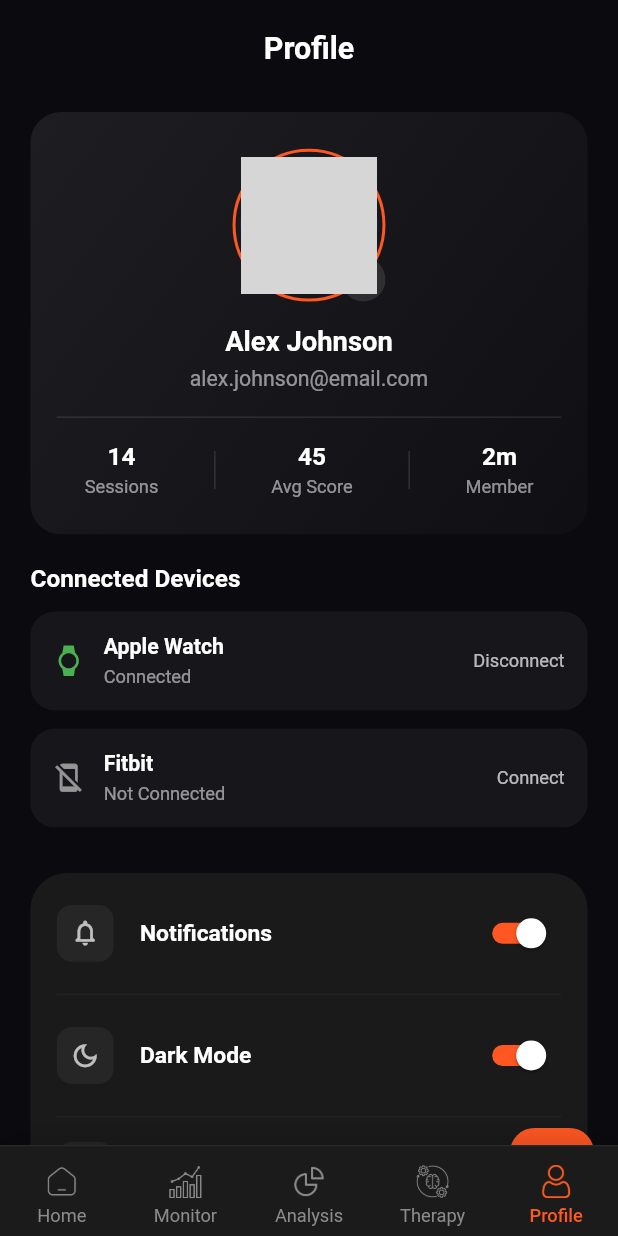
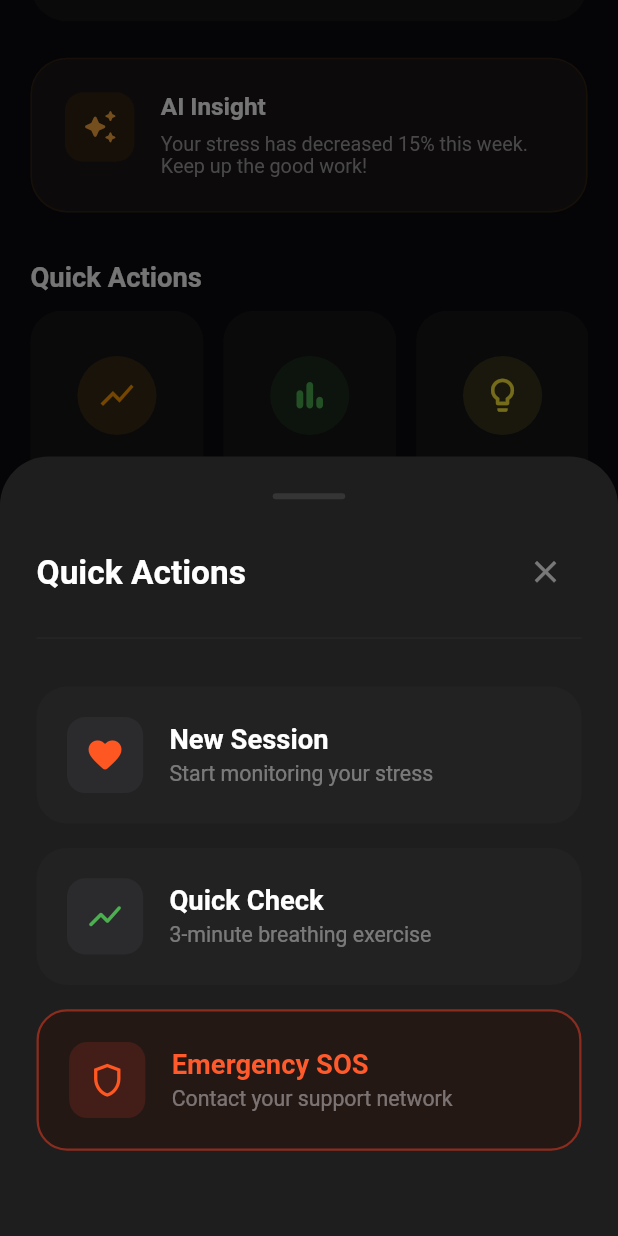
Before and after one commit to byteAnik/stress_detection_app, a Flutter app: the NavigationBarScreen screen opened directly, scrolled down 362 dp, after a tap on the "add" icon, on a phone screen of 412 x 824 dp. Run offline on Flutter 3.47's test engine with Material 3 defaults, Android fonts, the phone set to English and light mode, and no system bars; drawn by our look-alikes of auto_animated; our stand-ins replace audioplayers, connectivity_plus, device_info_plus, dio, fl_chart, flutter_screenutil and 11 more; missing offline and left inert: dotlottie_loader, svg_flutter; accounts and stored records are empty; network calls fail; grey boxes are pictures that could not be loaded.

Commit message:
i have complete all screen app

```diff
--- a/lib/features/breathing/presentation/breathing_screen.dart
+++ b/lib/features/breathing/presentation/breathing_screen.dart
@@ -144,7 +144,7 @@ class _BreathingScreenState extends State<BreathingScreen>
   String formatTime(int sec) {
     int min = sec ~/ 60;
     int s = sec % 60;
-    return "${min}:${s.toString().padLeft(2, '0')}";
+    return "$min:${s.toString().padLeft(2, '0')}";
   }
 
   @override
--- a/lib/features/home/presentation/home_screen.dart
+++ b/lib/features/home/presentation/home_screen.dart
@@ -12,9 +12,9 @@ class HomeScreen extends StatelessWidget {
   const HomeScreen({super.key});
   @override
   Widget build(BuildContext context) {
-    return Scaffold(
-      backgroundColor: AppColors.c0B0B0F,
-      body: SafeArea(
+    return Container(
+      color: AppColors.c0B0B0F,
+      child: SafeArea(
         child: Padding(
           padding: EdgeInsets.symmetric(
             horizontal: UIHelper.kDefaulutPadding(),
@@ -37,14 +37,6 @@ class HomeScreen extends StatelessWidget {
           ),
         ),
       ),
-      floatingActionButton: FloatingActionButton(
-        onPressed: () {},
-        backgroundColor: const Color(0xFFFF5722),
-        shape: RoundedRectangleBorder(
-          borderRadius: BorderRadius.circular(30.r),
-        ),
-        child: Icon(Icons.add, color: Colors.white, size: 32.sp),
-      ),
     );
   }
 }
--- a/lib/features/home/presentation/widgets/action_quick.dart
+++ b/lib/features/home/presentation/widgets/action_quick.dart
@@ -1,6 +1,7 @@
 import 'package:flutter/material.dart';
 import 'package:flutter_screenutil/flutter_screenutil.dart';
 import 'package:get/route_manager.dart';
+import 'package:stress_detection_app/features/monitoring/presentation/monitoring_screen.dart';
 import 'package:stress_detection_app/features/recommenntdation/presentation/recommentdation_screen.dart';
 import 'package:stress_detection_app/features/report/presentation/report_screen.dart';
 import 'package:stress_detection_app/helpers/ui_helpers.dart';
@@ -57,6 +58,7 @@ class ActionQuick extends StatelessWidget {
               return GestureDetector(
                 onTap: () {
                   if (index == 0) {
+                    Get.to(() => MonitoringScreen());
                   } else if (index == 1) {
                     Get.to(() => ReportScreen());
                   } else if (index == 2) {
--- a/lib/features/home/presentation/widgets/header_section.dart
+++ b/lib/features/home/presentation/widgets/header_section.dart
@@ -1,6 +1,7 @@
 import 'package:flutter/material.dart';
 import 'package:flutter_screenutil/flutter_screenutil.dart';
 import 'package:stress_detection_app/helpers/ui_helpers.dart';
+import 'package:stress_detection_app/features/home/presentation/widgets/notifications_bottom_sheet.dart';
 
 class HeaderSection extends StatelessWidget {
   const HeaderSection({super.key});
@@ -43,7 +44,17 @@ class HeaderSection extends StatelessWidget {
         const Spacer(),
 
         /// Notification Icon
-        Stack(
+        InkWell(
+          onTap: () {
+            showModalBottomSheet(
+              context: context,
+              isScrollControlled: true,
+              backgroundColor: Colors.transparent,
+              builder: (context) => const NotificationsBottomSheet(),
+            );
+          },
+          borderRadius: BorderRadius.circular(30.r),
+          child: Stack(
             children: [
               Container(
                 padding: EdgeInsets.all(10.w),
@@ -73,6 +84,7 @@ class HeaderSection extends StatelessWidget {
               ),
             ],
           ),
+        ),
       ],
     );
   }
--- /dev/null
+++ b/lib/features/home/presentation/widgets/quick_actions_bottom_sheet.dart
@@ -0,0 +1,170 @@
+import 'package:flutter/material.dart';
+import 'package:flutter_screenutil/flutter_screenutil.dart';
+import 'package:stress_detection_app/helpers/ui_helpers.dart';
+
+class QuickActionsBottomSheet extends StatelessWidget {
+  const QuickActionsBottomSheet({super.key});
+
+  static final List<Map<String, dynamic>> _quickActions = [
+    {
+      'icon': Icons.favorite_rounded,
+      'iconColor': const Color(0xFFFF5722),
+      'title': 'New Session',
+      'subtitle': 'Start monitoring your stress',
+      'isEmergency': false,
+    },
+    {
+      'icon': Icons.show_chart_rounded,
+      'iconColor': const Color(0xFF4CAF50),
+      'title': 'Quick Check',
+      'subtitle': '3-minute breathing exercise',
+      'isEmergency': false,
+    },
+    {
+      'icon': Icons.shield_outlined,
+      'iconColor': const Color(0xFFFF5722),
+      'title': 'Emergency SOS',
+      'subtitle': 'Contact your support network',
+      'isEmergency': true,
+    },
+  ];
+
+  @override
+  Widget build(BuildContext context) {
+    return Container(
+      padding: EdgeInsets.all(24.sp),
+      decoration: BoxDecoration(
+        color: const Color(0xFF1E1E1E),
+        borderRadius: BorderRadius.only(
+          topLeft: Radius.circular(32.r),
+          topRight: Radius.circular(32.r),
+        ),
+      ),
+      child: Column(
+        mainAxisSize: MainAxisSize.min,
+        children: [
+          // Drag Handle
+          Container(
+            width: 44.w,
+            height: 4.h,
+            decoration: BoxDecoration(
+              color: Colors.white.withOpacity(0.1),
+              borderRadius: BorderRadius.circular(10.r),
+            ),
+          ),
+          UIHelper.verticalSpace(24.h),
+
+          // Header
+          Row(
+            mainAxisAlignment: MainAxisAlignment.spaceBetween,
+            children: [
+              Text(
+                'Quick Actions',
+                style: TextStyle(
+                  color: Colors.white,
+                  fontSize: 22.sp,
+                  fontWeight: FontWeight.bold,
+                ),
+              ),
+              IconButton(
+                onPressed: () => Navigator.pop(context),
+                icon: Icon(
+                  Icons.close,
+                  color: Colors.white.withOpacity(0.4),
+                  size: 24.sp,
+                ),
+              ),
+            ],
+          ),
+          UIHelper.verticalSpace(12.h),
+          Divider(color: Colors.white.withOpacity(0.05)),
+          UIHelper.verticalSpace(24.h),
+
+          // Action List
+          ListView.builder(
+            itemCount: _quickActions.length,
+            shrinkWrap: true,
+            physics: const NeverScrollableScrollPhysics(),
+            itemBuilder: (context, index) {
+              final action = _quickActions[index];
+              final bool isEmergency = action['isEmergency'] as bool;
+              final Color iconColor = action['iconColor'] as Color;
+
+              return Padding(
+                padding: EdgeInsets.only(bottom: 16.h),
+                child: InkWell(
+                  onTap: () {},
+                  borderRadius: BorderRadius.circular(16.r),
+                  child: Container(
+                    padding: EdgeInsets.all(20.sp),
+                    decoration: BoxDecoration(
+                      color:
+                          isEmergency
+                              ? const Color(0xFF2A120D).withOpacity(0.5)
+                              : const Color(0xFF27272A).withOpacity(0.4),
+                      borderRadius: BorderRadius.circular(20.r),
+                      border:
+                          isEmergency
+                              ? Border.all(
+                                color: const Color(0xFF8B2C1E),
+                                width: 1.5,
+                              )
+                              : null,
+                    ),
+                    child: Row(
+                      children: [
+                        Container(
+                          padding: EdgeInsets.all(12.sp),
+                          decoration: BoxDecoration(
+                            color:
+                                isEmergency
+                                    ? const Color(0xFF8B2C1E).withOpacity(0.3)
+                                    : const Color(0xFF3F3F46).withOpacity(0.3),
+                            borderRadius: BorderRadius.circular(12.r),
+                          ),
+                          child: Icon(
+                            action['icon'] as IconData,
+                            color: iconColor,
+                            size: 26.sp,
+                          ),
+                        ),
+                        UIHelper.horizontalSpace(16.w),
+                        Expanded(
+                          child: Column(
+                            crossAxisAlignment: CrossAxisAlignment.start,
+                            children: [
+                              Text(
+                                action['title'] as String,
+                                style: TextStyle(
+                                  color:
+                                      isEmergency
+                                          ? const Color(0xFFFF5a2c)
+                                          : Colors.white,
+                                  fontSize: 18.sp,
+                                  fontWeight: FontWeight.w600,
+                                ),
+                              ),
+                              UIHelper.verticalSpace(4.h),
+                              Text(
+                                action['subtitle'] as String,
+                                style: TextStyle(
+                                  color: Colors.white.withOpacity(0.4),
+                                  fontSize: 14.sp,
+                                ),
+                              ),
+                            ],
+                          ),
+                        ),
+                      ],
+                    ),
+                  ),
+                ),
+              );
+            },
+          ),
+          UIHelper.verticalSpace(16.h),
+        ],
+      ),
+    );
+  }
+}
--- a/lib/features/profile/presentation/profile_screen.dart
+++ b/lib/features/profile/presentation/profile_screen.dart
@@ -34,9 +34,9 @@ class ProfileScreen extends StatelessWidget {
       {"icon": Icons.help_outline_rounded, "title": "Help & Support"},
     ];
 
-    return Scaffold(
-      backgroundColor: AppColors.c0B0B0F,
-      body: SafeArea(
+    return Container(
+      color: AppColors.c0B0B0F,
+      child: SafeArea(
         child: Padding(
           padding: EdgeInsets.symmetric(
             horizontal: UIHelper.kDefaulutPadding(),
@@ -250,7 +250,7 @@ class ProfileScreen extends StatelessWidget {
                               Switch(
                                 value: switchValue,
                                 onChanged: (v) {},
-                                activeColor: Colors.white,
+                                activeThumbColor: Colors.white,
                                 activeTrackColor: Colors.deepOrange,
                               )
                             else
@@ -295,18 +295,6 @@ class ProfileScreen extends StatelessWidget {
               ],
             ),
           ),
-        ),
-      ),
-      floatingActionButton: FloatingActionButton(
-        onPressed: () {},
-        backgroundColor: Colors.deepOrange,
-        shape: RoundedRectangleBorder(
-          borderRadius: BorderRadius.circular(16.r),
-        ),
-        child: Image.asset(
-          AssetsIcons.questionMarkIcon,
-          height: 20.h,
-          width: 20.w,
         ),
       ),
     );
--- a/lib/navigation_bar.dart
+++ b/lib/navigation_bar.dart
@@ -10,6 +10,8 @@ import 'package:stress_detection_app/features/monitoring/presentation/monitoring
 import 'package:stress_detection_app/features/profile/presentation/profile_screen.dart';
 import 'package:stress_detection_app/helpers/helper_methods.dart';
 import 'package:svg_flutter/svg.dart';
+import 'package:stress_detection_app/features/home/presentation/widgets/quick_actions_bottom_sheet.dart';
+import 'package:stress_detection_app/features/profile/presentation/widgets/help_support_bottom_sheet.dart';
 
 class NavigationBarScreen extends StatefulWidget {
   final int? pageNum;
@@ -23,11 +25,11 @@ class _NavigationBarScreenState extends State<NavigationBarScreen> {
   late int _currentIndex;
 
   final List<Widget> _screens = [
-    HomeScreen(),
+    const HomeScreen(),
     MonitoringScreen(),
     AnalyticsScreen(),
     BreathingScreen(),
-    ProfileScreen(),
+    const ProfileScreen(),
   ];
 
   @override
@@ -47,14 +49,48 @@ class _NavigationBarScreenState extends State<NavigationBarScreen> {
         backgroundColor: AppColors.c1B1B1B,
         extendBody: true,
         body: _screens[_currentIndex],
+        floatingActionButton: _currentIndex == 0
+            ? FloatingActionButton(
+                onPressed: () {
+                  showModalBottomSheet(
+                    context: context,
+                    isScrollControlled: true,
+                    backgroundColor: Colors.transparent,
+                    builder: (context) => const QuickActionsBottomSheet(),
+                  );
+                },
+                backgroundColor: const Color(0xFFFF5722),
+                shape: RoundedRectangleBorder(
+                  borderRadius: BorderRadius.circular(30.r),
+                ),
+                child: Icon(Icons.add, color: Colors.white, size: 32.sp),
+              )
+            : _currentIndex == 4
+                ? FloatingActionButton(
+                    onPressed: () {
+                      showModalBottomSheet(
+                        context: context,
+                        isScrollControlled: true,
+                        backgroundColor: Colors.transparent,
+                        builder: (context) => const HelpSupportBottomSheet(),
+                      );
+                    },
+                    backgroundColor: Colors.deepOrange,
+                    shape: RoundedRectangleBorder(
+                      borderRadius: BorderRadius.circular(16.r),
+                    ),
+                    child: Image.asset(
+                      AssetsIcons.questionMarkIcon,
+                      height: 20.h,
+                      width: 20.w,
+                    ),
+                  )
+                : null,
         bottomNavigationBar: Container(
           decoration: BoxDecoration(
             color: AppColors.c1B1B1B,
             border: Border(
-              top: BorderSide(
-                color: const Color(0xFF2A2A2A),
-                width: 1,
-              ),
+              top: BorderSide(color: const Color(0xFF2A2A2A), width: 1),
             ),
             boxShadow: [
               BoxShadow(
@@ -142,9 +178,8 @@ class _NavigationBarScreenState extends State<NavigationBarScreen> {
     required bool isSvg,
   }) {
     final bool isSelected = _currentIndex == index;
-    final Color color = isSelected
-        ? const Color(0xFFFF5A1F)
-        : const Color(0xFF8B8A8C);
+    final Color color =
+        isSelected ? const Color(0xFFFF5A1F) : const Color(0xFF8B8A8C);
 
     Widget iconWidget;
 
@@ -161,18 +196,14 @@ class _NavigationBarScreenState extends State<NavigationBarScreen> {
     } else {
       iconWidget = Padding(
         padding: EdgeInsets.only(top: 6.h, bottom: 4.h),
-        child: Image.asset(
-          iconPath,
-          height: 22.h,
-          width: 22.w,
-          color: color,
-        ),
+        child: Image.asset(iconPath, height: 22.h, width: 22.w, color: color),
       );
     }
 
     return BottomNavigationBarItem(
       icon: iconWidget,
-      activeIcon: isSvg
+      activeIcon:
+          isSvg
               ? Padding(
                 padding: EdgeInsets.only(top: 6.h, bottom: 4.h),
                 child: SvgPicture.asset(
```
Also changed, not shown: lib/features/auth/login/presentation/login_screen.dart (+7 -1 lines), lib/features/home/presentation/widgets/notifications_bottom_sheet.dart (added, +156 -0 lines), lib/features/onboarding_screen.dart (+8 -1 lines), lib/features/profile/presentation/widgets/help_support_bottom_sheet.dart (added, +164 -0 lines), lib/main.dart (+2 -5 lines). Lines whose indentation alone changed are shown as unchanged.
